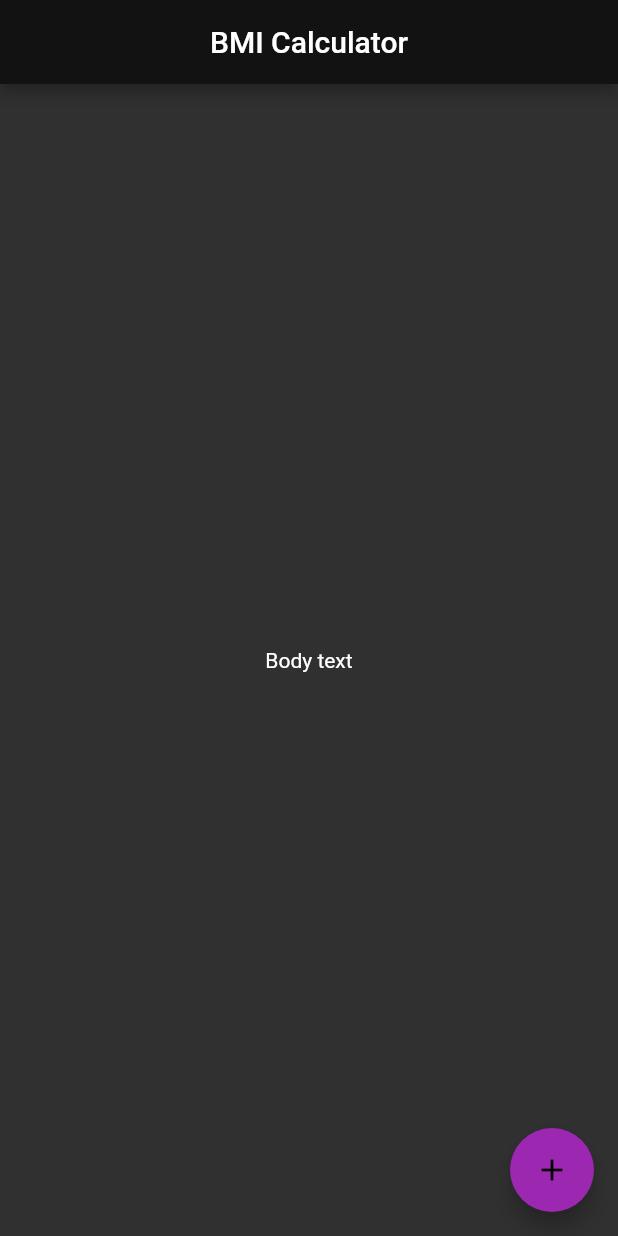
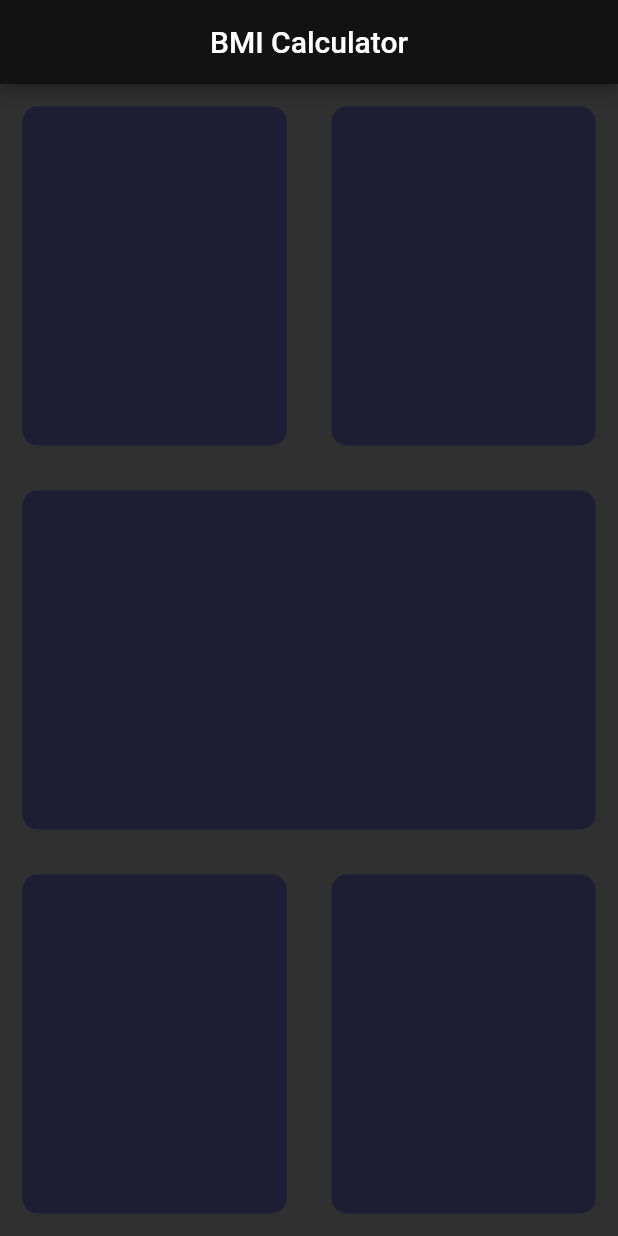
Before and after one commit to ljcpeixoto/bmi_calculator, a Flutter app: the screen it shows after launch, on a phone screen of 412 x 824 dp. Run offline on Flutter 3.47's test engine with Material 2 defaults, Android fonts, the phone set to English and light mode, and no system bars.

Commit message:
Implement initial layout for InputPage

```diff
--- a/lib/input_page.dart
+++ b/lib/input_page.dart
@@ -16,22 +16,77 @@ class _InputPageState extends State<InputPage> {
           child: Text('BMI Calculator'),
         ),
       ),
-      body: const Center(
-        child: Text(
-          'Body text',
-        ),
+      body: Column(
+        children: [
+          Expanded(
+            child: Row(
+              children: [
+                Expanded(
+                  child: Container(
+                    margin: const EdgeInsets.all(15.0),
+                    decoration: const BoxDecoration(
+                      color: Color(0xFF1D1E33),
+                      borderRadius: BorderRadius.all(
+                        Radius.circular(10.0),
+                      ),
+                    ),
+                  ),
+                ),
+                Expanded(
+                  child: Container(
+                    margin: const EdgeInsets.all(15.0),
+                    decoration: const BoxDecoration(
+                      color: Color(0xFF1D1E33),
+                      borderRadius: BorderRadius.all(
+                        Radius.circular(10.0),
+                      ),
+                    ),
+                  ),
+                ),
+              ],
+            ),
+          ),
+          Expanded(
+            child: Container(
+              margin: const EdgeInsets.all(15.0),
+              decoration: const BoxDecoration(
+                color: Color(0xFF1D1E33),
+                borderRadius: BorderRadius.all(
+                  Radius.circular(10.0),
+                ),
+              ),
+            ),
+          ),
+          Expanded(
+            child: Row(
+              children: [
+                Expanded(
+                  child: Container(
+                    margin: const EdgeInsets.all(15.0),
+                    decoration: const BoxDecoration(
+                      color: Color(0xFF1D1E33),
+                      borderRadius: BorderRadius.all(
+                        Radius.circular(10.0),
+                      ),
+                    ),
+                  ),
+                ),
+                Expanded(
+                  child: Container(
+                    margin: const EdgeInsets.all(15.0),
+                    decoration: const BoxDecoration(
+                      color: Color(0xFF1D1E33),
+                      borderRadius: BorderRadius.all(
+                        Radius.circular(10.0),
+                      ),
+                    ),
+                  ),
+                ),
+              ],
+            ),
+          ),
+        ],
       ),
-      floatingActionButton: Theme(
-        data: ThemeData.dark().copyWith(
-          colorScheme: const ColorScheme.dark().copyWith(
-            secondary: Colors.purple,
-          ),
-        ),
-        child: const FloatingActionButton(
-          onPressed: null,
-          child: Icon(Icons.add),
-        ),
-      ), // This trailing comma makes auto-formatting nicer for build methods.
     );
   }
 }
```
